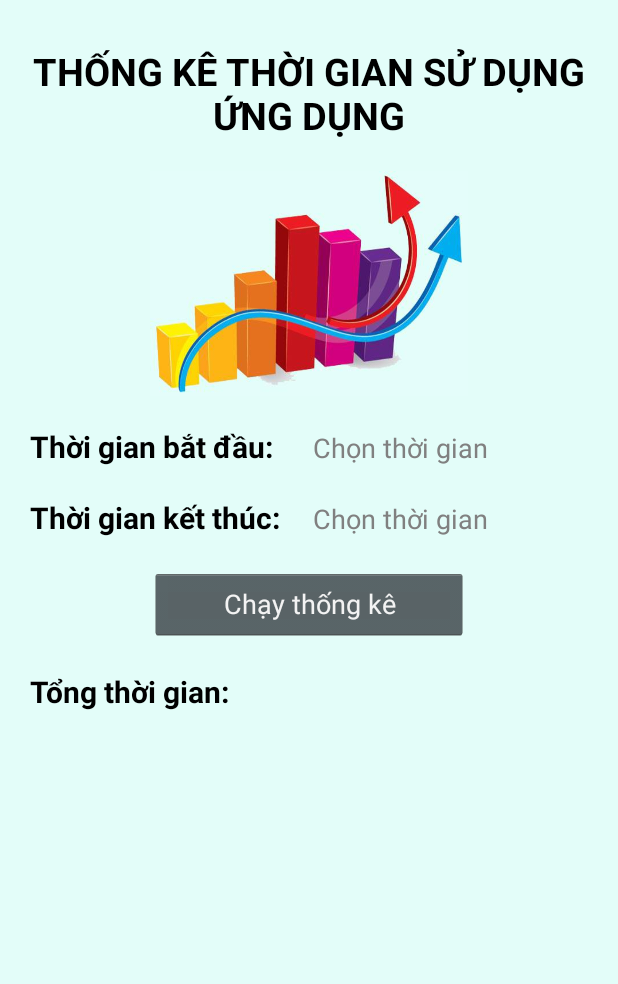
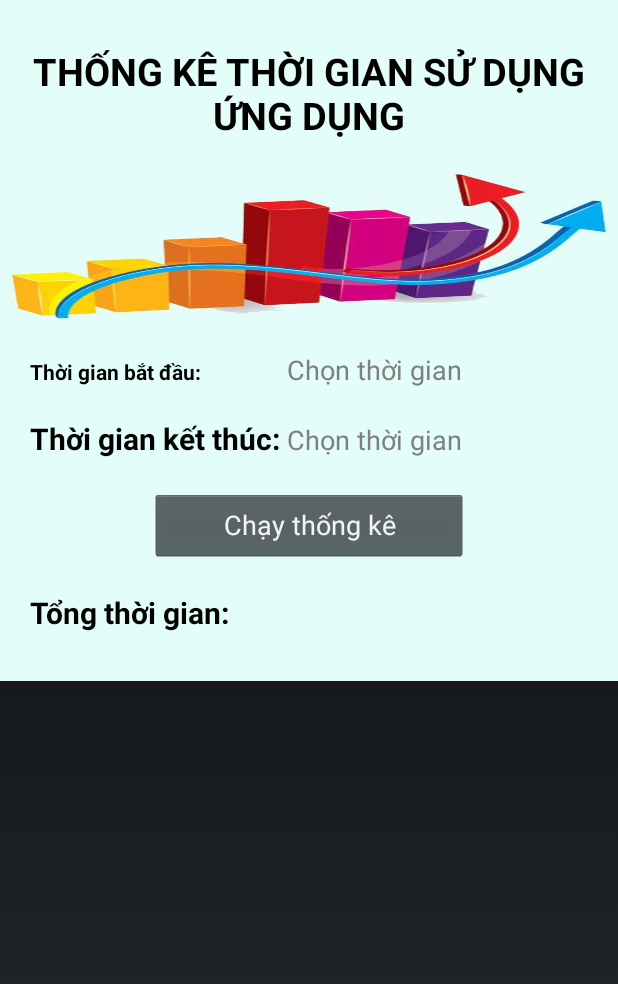
Before and after one commit to maung000/UsageStatistics_US, an Android app: the layout dialog_statitics.xml on its own in the app's theme, with its tools: preview values and no code run, on a phone screen of 412 x 824 dp. Shown: the top 984 px of the screen. Run offline under Robolectric (Android 15) with nearby library versions, the phone set to English and light mode, and no system bars.

Commit message:
Fix size layout dialog_statitics

```diff
--- a/build.gradle
+++ b/build.gradle
@@ -30,7 +30,7 @@ android {
     defaultConfig {
         minSdkVersion 16
         targetSdkVersion 27
-        versionCode 75
+        versionCode 76
         versionName "2.7"
 
         project.ext.set("VERSION_NAME", defaultConfig.versionName)
--- a/src/main/java/ca/mimic/usagestatistics/AddApp.java
+++ b/src/main/java/ca/mimic/usagestatistics/AddApp.java
@@ -19,13 +19,16 @@ import android.content.pm.ResolveInfo;
 import android.content.res.Configuration;
 import android.graphics.Bitmap;
 import android.graphics.Point;
+import android.graphics.drawable.ColorDrawable;
 import android.os.Bundle;
 import android.os.IBinder;
 import android.os.RemoteException;
 import android.support.v13.app.FragmentPagerAdapter;
 import android.support.v4.view.ViewPager;
+import android.text.TextUtils;
 import android.view.Display;
 import android.view.LayoutInflater;
+import android.view.Menu;
 import android.view.MenuItem;
 import android.view.View;
 import android.view.ViewGroup;
@@ -33,6 +36,7 @@ import android.widget.AdapterView;
 import android.widget.ArrayAdapter;
 import android.widget.ListView;
 import android.widget.RelativeLayout;
+import android.widget.SearchView;
 import android.widget.Spinner;
 import android.widget.Toast;
 
@@ -47,7 +51,7 @@ import java.util.Date;
 import java.util.List;
 import java.util.Locale;
 
-public class AddApp extends Activity implements ActionBar.TabListener {
+public class AddApp extends Activity implements ActionBar.TabListener{
 
     SectionsPagerAdapter mSectionsPagerAdapter;
 
@@ -95,6 +99,7 @@ public class AddApp extends Activity implements ActionBar.TabListener {
     static Tools.TaskInfo runningTask;
     static List<ApplicationInfo> list_app= new ArrayList<>();
     static Context context ;
+    private SearchView searchView;
     @Override
     public void onConfigurationChanged(Configuration newConfig) {
         super.onConfigurationChanged(newConfig);
@@ -125,9 +130,16 @@ public class AddApp extends Activity implements ActionBar.TabListener {
 
         // Set up the action bar.
         final ActionBar actionBar = getActionBar();
+        getActionBar().setIcon(new ColorDrawable(getResources().getColor(android.R.color.transparent)));
         actionBar.setDisplayHomeAsUpEnabled(true);
         actionBar.setDisplayShowHomeEnabled(true);
         actionBar.setTitle("Thêm ứng dụng");
+
+        // get list Installed Applications
+
+        new Thread(new Runnable() {
+            @Override
+            public void run() {
                 db1 = TasksDataSource.getInstance(mContext);
                 db1.open();
                 packageManager = getPackageManager();
@@ -169,6 +181,9 @@ public class AddApp extends Activity implements ActionBar.TabListener {
                     }
                 }
                 db1.close();
+            }
+        }).start();
+
 
         mSectionsPagerAdapter = new SectionsPagerAdapter(getFragmentManager());
 
@@ -179,10 +194,6 @@ public class AddApp extends Activity implements ActionBar.TabListener {
         mGetFragments = new GetFragments();
         mGetFragments.setFm(getFragmentManager());
         mGetFragments.setVp(mViewPager);
-
-        //mViewPager.setOnPageChangeListener(pageChangeListener);
-
-        //pageChangeListener.onPageSelected(APPS_TAB);
 
     }
     @Override
@@ -216,7 +227,6 @@ public class AddApp extends Activity implements ActionBar.TabListener {
         super.onDestroy();
         isBound = false;
     }
-
 
     ServiceConnection mConnection = new ServiceConnection() {
         public void onServiceConnected(ComponentName className,
@@ -385,6 +395,8 @@ public class AddApp extends Activity implements ActionBar.TabListener {
         };
         mInstance.runOnUiThread(runnable);
     }
+
+
 
 
     public static class AppsFragment extends Fragment implements AdapterView.OnItemClickListener {
--- a/src/main/java/ca/mimic/usagestatistics/Settings.java
+++ b/src/main/java/ca/mimic/usagestatistics/Settings.java
@@ -710,6 +710,7 @@ public class Settings extends Activity implements ActionBar.TabListener {
             ArrayAdapter<CharSequence> sortAdapter = ArrayAdapter.createFromResource(mContext,
                     R.array.entries_sort_spinner, R.layout.spinner_item);
             sortAdapter.setDropDownViewResource(android.R.layout.simple_spinner_dropdown_item);
+
             sortSpin.setAdapter(sortAdapter);
             sortSpin.setOnItemSelectedListener(spinnerListener);
             sortSpin.setSelection(prefs2.getInt(APPLIST_SORT_PREFERENCE, APPLIST_SORT_DEFAULT));
--- /dev/null
+++ b/src/main/res/layout-v26/dialog_statitics.xml
@@ -0,0 +1,128 @@
+
+<RelativeLayout xmlns:android="http://schemas.android.com/apk/res/android"
+     android:layout_height="wrap_content"
+    android:layout_width="match_parent">
+        <ScrollView
+            android:layout_width="match_parent"
+            android:layout_height="wrap_content"
+            android:scrollbars="vertical">
+
+            <TableLayout
+                android:layout_width="match_parent"
+                android:layout_height="wrap_content"
+                android:background="#e3fdf9">
+
+                <TextView
+
+                    android:id="@+id/textView"
+                    android:layout_width="match_parent"
+                    android:layout_height="wrap_content"
+                    android:layout_marginTop="30dp"
+                    android:gravity="center"
+                    android:text="THỐNG KÊ THỜI GIAN SỬ DỤNG ỨNG DỤNG"
+                    android:textColor="#000000"
+                    android:textSize="20sp"
+                    android:textStyle="bold" />
+
+                <ImageView
+                    android:id="@+id/imageView2"
+                    android:layout_width="match_parent"
+                    android:layout_height="100dp"
+                    android:layout_marginTop="20dp"
+                    android:background="@drawable/statitics" />
+
+                <TableRow
+                    android:layout_width="match_parent"
+                    android:layout_height="match_parent"
+                    android:layout_marginTop="20dp"
+                    android:gravity="center_horizontal">
+
+                    <TextView
+                        android:id="@+id/name_dayStart"
+                        android:layout_width="match_parent"
+                        android:layout_height="match_parent"
+                        android:autoSizeMaxTextSize="40sp"
+                        android:autoSizeMinTextSize="16sp"
+                        android:autoSizeTextType="uniform"
+                        android:text="Thời gian bắt đầu:        "
+                        android:textColor="#000000"
+                        android:textStyle="bold" />
+
+                    <EditText
+                        android:id="@+id/dayStart"
+                        android:layout_width="wrap_content"
+                        android:layout_height="match_parent"
+                        android:background="#e3fdf9"
+                        android:hint=" Chọn thời gian"
+                        android:textSize="16sp"
+                        android:textColor="#000000" />
+                </TableRow>
+
+                <TableRow
+                    android:layout_marginTop="20dp"
+                    android:gravity="center_horizontal">
+
+                    <TextView
+                        android:id="@+id/name_dayEnd"
+                        android:layout_width="match_parent"
+                        android:layout_height="match_parent"
+                        android:autoSizeMaxTextSize="40sp"
+                        android:autoSizeMinTextSize="16sp"
+                        android:autoSizeTextType="uniform"
+                        android:text="Thời gian kết thúc:        "
+                        android:textColor="#000000"
+                        android:textStyle="bold" />
+
+                    <EditText
+                        android:id="@+id/dayEnd"
+                        android:layout_width="wrap_content"
+                        android:layout_height="wrap_content"
+                        android:background="#e3fdf9"
+                        android:hint=" Chọn thời gian "
+                        android:textSize="16sp"
+                        android:textColor="#000000" />
+
+                </TableRow>
+
+                <TableRow
+                    android:layout_marginTop="20dp"
+                    android:gravity="center_horizontal">
+                <Button
+                    android:id="@+id/btn_statitic"
+                    android:layout_width="wrap_content"
+                    android:layout_height="wrap_content"
+                    android:gravity="center_horizontal"
+                    android:text="Chạy thống kê"
+                    android:textSize="16sp"/>
+                </TableRow>
+
+                <TableRow
+                    android:layout_marginBottom="20dp"
+                    android:gravity="center_horizontal"
+                    android:layout_marginTop="10dp">
+
+                    <TextView
+                        android:id="@+id/name_sum_time"
+                        android:layout_width="match_parent"
+                        android:layout_height="match_parent"
+                        android:autoSizeMaxTextSize="40sp"
+                        android:autoSizeMinTextSize="16sp"
+                        android:autoSizeTextType="uniform"
+                        android:text="Tổng thời gian:"
+                        android:textColor="#000000"
+                        android:textStyle="bold" />
+
+                    <EditText
+                        android:id="@+id/sum_time"
+                        android:layout_width="wrap_content"
+                        android:layout_height="wrap_content"
+                        android:background="#e3fdf9"
+                        android:textSize="16sp"
+                        android:textColor="#000000" />
+                </TableRow>
+
+
+            </TableLayout>
+
+        </ScrollView>
+</RelativeLayout>
--- a/src/main/res/layout/add_app_settings.xml
+++ b/src/main/res/layout/add_app_settings.xml
@@ -58,7 +58,8 @@
                 android:layout_toRightOf="@+id/sort_text"
                 android:layout_width="wrap_content"
                 android:layout_height="wrap_content"
-                android:layout_toEndOf="@+id/sort_text" />
+                android:layout_toEndOf="@+id/sort_text"
+                android:theme="@style/Base.V22.Theme.AppCompat.Light"/>
 
         </RelativeLayout>
 
--- a/src/main/res/layout/apps_settings.xml
+++ b/src/main/res/layout/apps_settings.xml
@@ -52,35 +52,12 @@
 
             <Spinner
                 android:id="@+id/sort_spinner"
-                android:gravity="center_vertical"
+                android:layout_width="wrap_content"
+                android:layout_height="wrap_content"
                 android:layout_centerVertical="true"
                 android:layout_toRightOf="@+id/sort_text"
-                android:layout_width="wrap_content"
-                android:layout_height="wrap_content" />
-
-            <!--<View
-                android:id="@+id/separator"
-                android:layout_height="match_parent"
-                android:layout_toRightOf="@+id/sort_spinner"
-                android:layout_centerVertical="true"
-                android:background="#22FFFFFF"
-                android:padding="5dp"
-                android:layout_marginRight="10dp"
-                android:layout_marginLeft="10dp"
-                android:layout_marginTop="8dp"
-                android:layout_marginBottom="8dp"
-                android:layout_width="1dp" />-->
-
-            <!--<TextView
-                android:id="@+id/top_text"
-                android:layout_toRightOf="@id/separator"
                 android:gravity="center_vertical"
-                android:layout_centerVertical="true"
-                android:layout_width="wrap_content"
-                android:layout_height="wrap_content"
-                android:textSize="12sp"
-                android:text="@string/title_top_spinner"/>-->
-
+                android:theme="@style/Base.V22.Theme.AppCompat.Light" />
 
             <ImageView
                 android:id="@+id/refresh"
--- a/src/main/res/layout/dialog_statitics.xml
+++ b/src/main/res/layout/dialog_statitics.xml
@@ -1,172 +1,69 @@
-<!--<?xml version="1.0" encoding="utf-8"?>-->
-<!--<RelativeLayout xmlns:android="http://schemas.android.com/apk/res/android"-->
-    <!--android:orientation="vertical" android:layout_width="match_parent"-->
-    <!--android:layout_height="match_parent"-->
-    <!--android:background="#F0FFF0">>-->
-    <!--<TextView-->
 
-        <!--android:layout_width="match_parent"-->
-        <!--android:layout_height="wrap_content"-->
-        <!--android:text="THỐNG KÊ THỜI GIAN SỬ DỤNG ỨNG DỤNG"-->
-        <!--android:textSize="25sp"-->
-        <!--android:gravity="center"-->
-        <!--android:textStyle="bold"-->
-        <!--android:textColor="#3b15d1"-->
-        <!--android:id="@+id/textView" />-->
+<RelativeLayout xmlns:android="http://schemas.android.com/apk/res/android"
+     android:layout_height="500dp"
+    android:layout_width="match_parent">
+        <ScrollView
+            android:layout_width="fill_parent"
+            android:layout_height="fill_parent"
+            android:scrollbars="vertical">
 
-    <!--<EditText-->
-        <!--android:id="@+id/dayStart"-->
-        <!--android:layout_width="wrap_content"-->
-        <!--android:layout_height="wrap_content"-->
-        <!--android:layout_alignLeft="@+id/name_dayStart"-->
-        <!--android:layout_alignStart="@+id/name_dayStart"-->
-        <!--android:layout_below="@+id/name_dayStart"-->
-        <!--android:layout_marginTop="12dp"-->
-        <!--android:background="#DCDCDC"-->
-        <!--android:hint="  Nhập thời gian ở đây" />-->
+            <TableLayout
+                android:layout_width="fill_parent"
+                android:layout_height="wrap_content"
+                android:background="#e3fdf9"
+                android:orientation="vertical">
 
-    <!--<TextView-->
-
-        <!--android:id="@+id/name_dayStart"-->
-        <!--android:layout_width="wrap_content"-->
-        <!--android:layout_height="wrap_content"-->
-        <!--android:layout_alignParentLeft="true"-->
-        <!--android:layout_alignParentStart="true"-->
-        <!--android:layout_below="@+id/textView"-->
-        <!--android:layout_marginLeft="19dp"-->
-        <!--android:layout_marginStart="19dp"-->
-        <!--android:layout_marginTop="24dp"-->
-        <!--android:gravity="center"-->
-        <!--android:text="Thời gian bắt đầu:"-->
-        <!--android:textColor="#5e47b9"-->
-        <!--android:textSize="20sp"-->
-        <!--android:textStyle="bold" />-->
-
-
-    <!--<TextView-->
-
-        <!--android:id="@+id/name_dayEnd"-->
-        <!--android:layout_width="wrap_content"-->
-        <!--android:layout_height="wrap_content"-->
-        <!--android:layout_alignLeft="@+id/dayStart"-->
-        <!--android:layout_alignStart="@+id/dayStart"-->
-        <!--android:layout_below="@+id/dayStart"-->
-        <!--android:layout_marginTop="14dp"-->
-        <!--android:gravity="center"-->
-        <!--android:text="Thời gian kết thúc:"-->
-        <!--android:textColor="#5e47b9"-->
-        <!--android:textSize="20sp"-->
-        <!--android:textStyle="bold" />-->
-
-    <!--<EditText-->
-        <!--android:id="@+id/dayEnd"-->
-        <!--android:layout_width="wrap_content"-->
-        <!--android:layout_height="wrap_content"-->
-        <!--android:layout_alignLeft="@+id/name_dayEnd"-->
-        <!--android:layout_alignStart="@+id/name_dayEnd"-->
-        <!--android:layout_below="@+id/imageView2"-->
-        <!--android:background="#DCDCDC"-->
-        <!--android:hint="  Nhập thời gian ở đây" />-->
-
-    <!--<EditText-->
-        <!--android:id="@+id/sum_time"-->
-        <!--android:layout_width="wrap_content"-->
-        <!--android:layout_height="wrap_content"-->
-        <!--android:layout_alignEnd="@+id/imageView2"-->
-        <!--android:layout_alignRight="@+id/imageView2"-->
-        <!--android:layout_alignTop="@+id/name_sum_time"-->
-        <!--android:layout_toEndOf="@+id/name_sum_time"-->
-        <!--android:layout_toRightOf="@+id/name_sum_time"-->
-        <!--android:width="130dp"-->
-        <!--android:height="30dp"-->
-        <!--android:background="#DCDCDC" />-->
-
-    <!--<TextView-->
-
-        <!--android:id="@+id/name_sum_time"-->
-        <!--android:layout_width="wrap_content"-->
-        <!--android:layout_height="wrap_content"-->
-        <!--android:layout_alignLeft="@+id/dayEnd"-->
-        <!--android:layout_alignStart="@+id/dayEnd"-->
-        <!--android:layout_below="@+id/dayEnd"-->
-        <!--android:layout_marginTop="21dp"-->
-        <!--android:gravity="center"-->
-        <!--android:text="Tổng thời gian sử dụng:"-->
-        <!--android:textColor="#5e47b9"-->
-        <!--android:textSize="20sp"-->
-        <!--android:textStyle="bold" />-->
-
-    <!--<Button-->
-        <!--android:id="@+id/btn_usage"-->
-        <!--android:layout_width="wrap_content"-->
-        <!--android:layout_height="wrap_content"-->
-        <!--android:layout_below="@+id/sum_time"-->
-        <!--android:layout_centerHorizontal="true"-->
-        <!--android:layout_marginTop="31dp"-->
-        <!--android:text="Chạy thống kê" />-->
-
-    <!--<ImageView-->
-        <!--android:id="@+id/imageView2"-->
-        <!--android:layout_width="200dp"-->
-
-        <!--android:layout_height="120dp"-->
-        <!--android:layout_alignTop="@+id/name_dayStart"-->
-        <!--android:layout_toEndOf="@+id/dayStart"-->
-        <!--android:layout_toRightOf="@+id/dayStart"-->
-        <!--android:background="@drawable/statitics" />-->
-
-<!--</RelativeLayout>-->
-<TableLayout xmlns:android="http://schemas.android.com/apk/res/android"
-    android:orientation="vertical" android:layout_width="match_parent"
-    android:layout_height="match_parent"
-    android:background="#e3fdf9">
                 <TextView
 
+                    android:id="@+id/textView"
                     android:layout_width="match_parent"
                     android:layout_height="wrap_content"
                     android:layout_marginTop="30dp"
+                    android:gravity="center"
                     android:text="THỐNG KÊ THỜI GIAN SỬ DỤNG ỨNG DỤNG"
+                    android:textColor="#000000"
                     android:textSize="25sp"
-        android:gravity="center"
-        android:textStyle="bold"
-        android:textColor="#000000"
-        android:id="@+id/textView" />
+                    android:textStyle="bold"/>
 
                 <ImageView
                     android:id="@+id/imageView2"
-        android:layout_width="120dp"
-        android:layout_height="150dp"
-        android:layout_marginLeft="100dp"
-        android:layout_marginRight="100dp"
+                    android:layout_width="match_parent"
+                    android:layout_height="100dp"
                     android:layout_marginTop="20dp"
                     android:background="@drawable/statitics" />
 
                 <TableRow
+                    android:layout_width="match_parent"
+                    android:layout_height="wrap_content"
+                    android:layout_marginLeft="20dp"
                     android:layout_marginTop="20dp"
-        android:layout_marginLeft="20dp">
+                    android:layout_marginRight="20dp">
 
                     <TextView
 
                         android:id="@+id/name_dayStart"
-            android:layout_width="184dp"
+                        android:layout_width="match_parent"
                         android:layout_height="wrap_content"
                         android:text="Thời gian bắt đầu:"
                         android:textColor="#000000"
-            android:textSize="20sp"
-            android:textStyle="bold" />
+                        android:textStyle="bold"
+
+                        android:autoSizeTextType="uniform"/>
+
                     <EditText
                         android:id="@+id/dayStart"
                         android:layout_width="wrap_content"
                         android:layout_height="wrap_content"
                         android:background="#e3fdf9"
-            android:textColor="#000000"
-            android:hint=" Chọn thời gian " />
+                        android:hint=" Chọn thời gian "
+                        android:textColor="#000000" />
 
 
                 </TableRow>
+
                 <TableRow
-        android:layout_marginTop="20dp"
-        android:layout_marginLeft="20dp">
+                    android:layout_marginLeft="20dp"
+                    android:layout_marginTop="20dp">
 
                     <TextView
                         android:id="@+id/name_dayEnd"
@@ -182,8 +79,8 @@
                         android:layout_width="wrap_content"
                         android:layout_height="wrap_content"
                         android:background="#e3fdf9"
-            android:textColor="#000000"
-            android:hint=" Chọn thời gian " />
+                        android:hint=" Chọn thời gian "
+                        android:textColor="#000000" />
 
                 </TableRow>
 
@@ -222,5 +119,7 @@
                 </TableRow>
 
 
+            </TableLayout>
 
-</TableLayout>
+        </ScrollView>
+</RelativeLayout>
--- a/src/main/res/layout/spinner_item.xml
+++ b/src/main/res/layout/spinner_item.xml
@@ -5,5 +5,5 @@
     style="?android:attr/spinnerItemStyle"
     android:singleLine="true"
     android:ellipsize="marquee"
-    android:textSize="12sp" >
+    android:textSize="12sp">
 </TextView>
--- a/src/main/res/values/strings.xml
+++ b/src/main/res/values/strings.xml
@@ -71,7 +71,7 @@
     <string name="apps_loading">Loading apps..</string>
 
     <string name="title_top_spinner">Top</string>
-    <string name="title_sort_spinner">Sắp xếp</string>
+    <string name="title_sort_spinner">Sắp xếp: </string>
     <string name="refresh_button">Làm mới</string>
 
     <string name="top_pinned">Đã ghim</string>
```
Also changed, not shown: 189 other files. Lines whose indentation alone changed are shown as unchanged.
